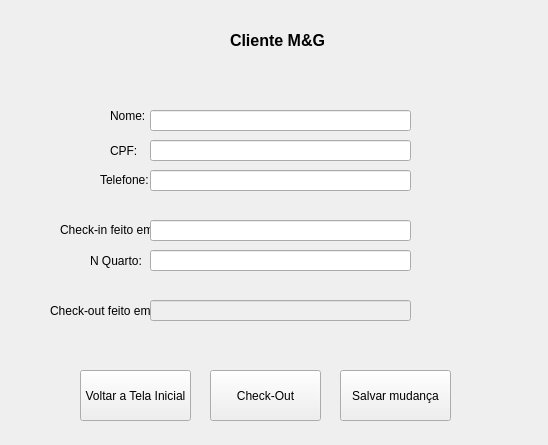
This is cliente.ui in Guizith/Proj-Estrutura as Qt 5 draws it before an edit. The edited form follows.
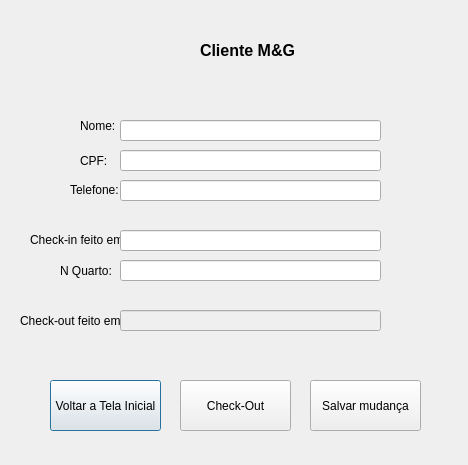
This is the edited form.

The edit to the form file:
```diff
--- a/cliente.ui
+++ b/cliente.ui
@@ -1,23 +1,23 @@
 <?xml version="1.0" encoding="UTF-8"?>
 <ui version="4.0">
- <class>Form</class>
- <widget class="QWidget" name="Form">
+ <class>cliente</class>
+ <widget class="QDialog" name="cliente">
   <property name="geometry">
    <rect>
     <x>0</x>
     <y>0</y>
-    <width>548</width>
-    <height>445</height>
+    <width>468</width>
+    <height>465</height>
    </rect>
   </property>
   <property name="windowTitle">
-   <string>Form</string>
+   <string>Dialog</string>
   </property>
   <widget class="QLabel" name="label_5">
    <property name="geometry">
     <rect>
-     <x>90</x>
-     <y>250</y>
+     <x>60</x>
+     <y>260</y>
      <width>51</width>
      <height>21</height>
     </rect>
@@ -26,53 +26,11 @@
     <string>N Quarto:</string>
    </property>
   </widget>
-  <widget class="QLineEdit" name="telefoneText">
-   <property name="enabled">
-    <bool>true</bool>
-   </property>
-   <property name="geometry">
-    <rect>
-     <x>150</x>
-     <y>170</y>
-     <width>261</width>
-     <height>21</height>
-    </rect>
-   </property>
-   <property name="text">
-    <string/>
-   </property>
-  </widget>
-  <widget class="QLabel" name="label">
-   <property name="geometry">
-    <rect>
-     <x>110</x>
-     <y>100</y>
-     <width>41</width>
-     <height>31</height>
-    </rect>
-   </property>
-   <property name="text">
-    <string>Nome:</string>
-   </property>
-  </widget>
-  <widget class="QPushButton" name="salvarButton">
-   <property name="geometry">
-    <rect>
-     <x>340</x>
-     <y>370</y>
-     <width>111</width>
-     <height>51</height>
-    </rect>
-   </property>
-   <property name="text">
-    <string>Salvar mudança</string>
-   </property>
-  </widget>
   <widget class="QLabel" name="label_6">
    <property name="geometry">
     <rect>
-     <x>230</x>
-     <y>20</y>
+     <x>200</x>
+     <y>30</y>
      <width>121</width>
      <height>41</height>
     </rect>
@@ -88,56 +46,14 @@
     <string>Cliente M&amp;G</string>
    </property>
   </widget>
-  <widget class="QLabel" name="label_2">
-   <property name="geometry">
-    <rect>
-     <x>110</x>
-     <y>140</y>
-     <width>31</width>
-     <height>21</height>
-    </rect>
-   </property>
-   <property name="text">
-    <string>CPF:</string>
-   </property>
-  </widget>
-  <widget class="QLabel" name="label_3">
-   <property name="geometry">
-    <rect>
-     <x>100</x>
-     <y>170</y>
-     <width>51</width>
-     <height>20</height>
-    </rect>
-   </property>
-   <property name="text">
-    <string>Telefone:</string>
-   </property>
-  </widget>
   <widget class="QLineEdit" name="quartoText">
    <property name="enabled">
     <bool>true</bool>
    </property>
    <property name="geometry">
     <rect>
-     <x>150</x>
-     <y>250</y>
-     <width>261</width>
-     <height>21</height>
-    </rect>
-   </property>
-   <property name="text">
-    <string/>
-   </property>
-  </widget>
-  <widget class="QLineEdit" name="nomeText">
-   <property name="enabled">
-    <bool>true</bool>
-   </property>
-   <property name="geometry">
-    <rect>
-     <x>150</x>
-     <y>110</y>
+     <x>120</x>
+     <y>260</y>
      <width>261</width>
      <height>21</height>
     </rect>
@@ -149,8 +65,8 @@
   <widget class="QLabel" name="label_4">
    <property name="geometry">
     <rect>
-     <x>60</x>
-     <y>220</y>
+     <x>30</x>
+     <y>230</y>
      <width>91</width>
      <height>20</height>
     </rect>
@@ -165,8 +81,8 @@
    </property>
    <property name="geometry">
     <rect>
-     <x>150</x>
-     <y>140</y>
+     <x>120</x>
+     <y>150</y>
      <width>261</width>
      <height>21</height>
     </rect>
@@ -175,14 +91,14 @@
     <string/>
    </property>
   </widget>
-  <widget class="QLineEdit" name="checkinText">
+  <widget class="QLineEdit" name="nomeText">
    <property name="enabled">
     <bool>true</bool>
    </property>
    <property name="geometry">
     <rect>
-     <x>150</x>
-     <y>220</y>
+     <x>120</x>
+     <y>120</y>
      <width>261</width>
      <height>21</height>
     </rect>
@@ -191,11 +107,79 @@
     <string/>
    </property>
   </widget>
+  <widget class="QLabel" name="label">
+   <property name="geometry">
+    <rect>
+     <x>80</x>
+     <y>110</y>
+     <width>41</width>
+     <height>31</height>
+    </rect>
+   </property>
+   <property name="text">
+    <string>Nome:</string>
+   </property>
+  </widget>
+  <widget class="QLabel" name="label_2">
+   <property name="geometry">
+    <rect>
+     <x>80</x>
+     <y>150</y>
+     <width>31</width>
+     <height>21</height>
+    </rect>
+   </property>
+   <property name="text">
+    <string>CPF:</string>
+   </property>
+  </widget>
+  <widget class="QLineEdit" name="telefoneText">
+   <property name="enabled">
+    <bool>true</bool>
+   </property>
+   <property name="geometry">
+    <rect>
+     <x>120</x>
+     <y>180</y>
+     <width>261</width>
+     <height>21</height>
+    </rect>
+   </property>
+   <property name="text">
+    <string/>
+   </property>
+  </widget>
+  <widget class="QPushButton" name="voltarButton">
+   <property name="geometry">
+    <rect>
+     <x>50</x>
+     <y>380</y>
+     <width>111</width>
+     <height>51</height>
+    </rect>
+   </property>
+   <property name="text">
+    <string>Voltar a Tela Inicial</string>
+   </property>
+  </widget>
+  <widget class="QPushButton" name="salvarButton">
+   <property name="geometry">
+    <rect>
+     <x>310</x>
+     <y>380</y>
+     <width>111</width>
+     <height>51</height>
+    </rect>
+   </property>
+   <property name="text">
+    <string>Salvar mudança</string>
+   </property>
+  </widget>
   <widget class="QPushButton" name="checkoutButton">
    <property name="geometry">
     <rect>
-     <x>210</x>
-     <y>370</y>
+     <x>180</x>
+     <y>380</y>
      <width>111</width>
      <height>51</height>
     </rect>
@@ -207,8 +191,8 @@
   <widget class="QLabel" name="label_7">
    <property name="geometry">
     <rect>
-     <x>50</x>
-     <y>300</y>
+     <x>20</x>
+     <y>310</y>
      <width>101</width>
      <height>21</height>
     </rect>
@@ -223,24 +207,40 @@
    </property>
    <property name="geometry">
     <rect>
-     <x>150</x>
-     <y>300</y>
+     <x>120</x>
+     <y>310</y>
      <width>261</width>
      <height>21</height>
     </rect>
    </property>
   </widget>
-  <widget class="QPushButton" name="voltarButton">
+  <widget class="QLabel" name="label_3">
    <property name="geometry">
     <rect>
-     <x>80</x>
-     <y>370</y>
-     <width>111</width>
-     <height>51</height>
+     <x>70</x>
+     <y>180</y>
+     <width>51</width>
+     <height>20</height>
     </rect>
    </property>
    <property name="text">
-    <string>Voltar a Tela Inicial</string>
+    <string>Telefone:</string>
+   </property>
+  </widget>
+  <widget class="QLineEdit" name="checkinText">
+   <property name="enabled">
+    <bool>true</bool>
+   </property>
+   <property name="geometry">
+    <rect>
+     <x>120</x>
+     <y>230</y>
+     <width>261</width>
+     <height>21</height>
+    </rect>
+   </property>
+   <property name="text">
+    <string/>
    </property>
   </widget>
  </widget>
```
